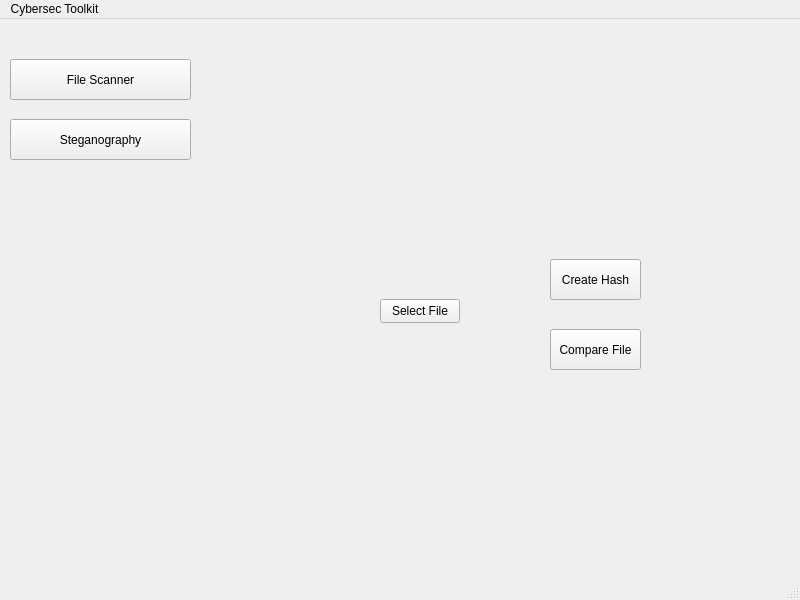
First picture: the form in cybersec_toolkit/mainwindow.ui, repository CharcoalNuggets/Cybersec-Toolkit, before the edit.
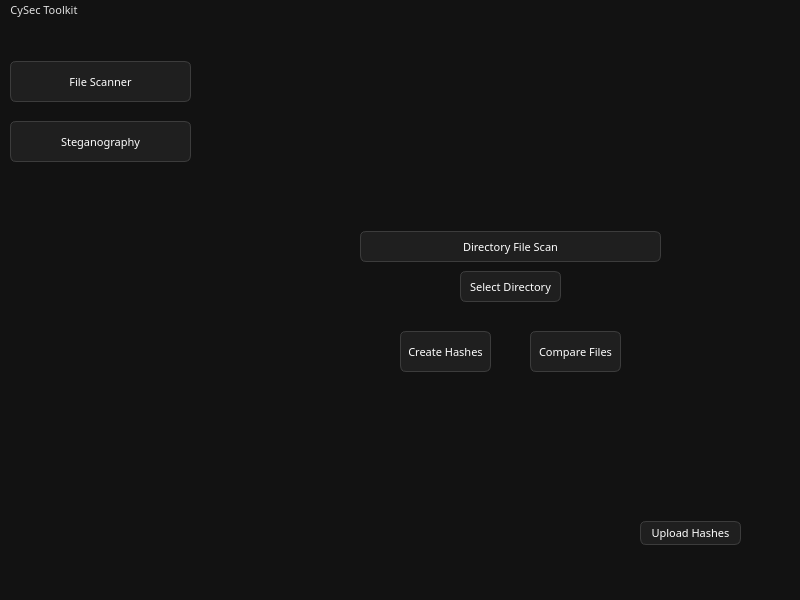
Second picture: the form after the edit. The open tabs and pages were chosen to show the change.

Commit message: Addressed directory functionality and brushed up the ui a bit

```diff
--- a/cybersec_toolkit/mainwindow.ui
+++ b/cybersec_toolkit/mainwindow.ui
@@ -13,6 +13,95 @@
   <property name="windowTitle">
    <string>MainWindow</string>
   </property>
+  <property name="styleSheet">
+   <string notr="true">/* Base application style */
+QWidget {
+    background-color: #121212;
+    color: #e0e0e0;
+    font-family: comic-sans;
+    font-size: 8pt;
+}
+
+/* Buttons */
+QPushButton {
+    background-color: #1f1f1f;
+    color: #ffffff;
+    border: 1px solid #3c3c3c;
+    border-radius: 6px;
+    padding: 4px 8px;
+}
+
+QPushButton:hover {
+    background-color: #2a2a2a;
+}
+
+QPushButton:pressed {
+    background-color: #3a3a3a;
+}
+
+/* Line Edits and Text Areas */
+QLineEdit, QTextEdit, QPlainTextEdit {
+    background-color: #1f1f1f;
+    color: #ffffff;
+    border: 1px solid #3c3c3c;
+    border-radius: 4px;
+    padding: 4px;
+}
+
+/* Labels */
+QLabel {
+    color: #e0e0e0;
+}
+
+/* Combo Boxes */
+QComboBox {
+    background-color: #1f1f1f;
+    color: #ffffff;
+    border: 1px solid #3c3c3c;
+    border-radius: 4px;
+    padding: 4px;
+}
+
+/* Message Boxes */
+QMessageBox {
+    background-color: #1f1f1f;
+    color: #ffffff;
+}
+
+/* Group Boxes */
+QGroupBox {
+    border: 1px solid #3c3c3c;
+    border-radius: 6px;
+    margin-top: 10px;
+}
+
+QGroupBox::title {
+    subcontrol-origin: margin;
+    subcontrol-position: top center;
+    padding: 0 3px;
+}
+
+/* Scrollbars */
+QScrollBar:vertical, QScrollBar:horizontal {
+    background: #1f1f1f;
+    border: none;
+    width: 12px;
+    height: 12px;
+    margin: 0px;
+}
+
+QScrollBar::handle:vertical, QScrollBar::handle:horizontal {
+    background: #3c3c3c;
+    min-height: 20px;
+    border-radius: 6px;
+}
+
+QScrollBar::add-line, QScrollBar::sub-line {
+    background: none;
+    border: none;
+}
+</string>
+  </property>
   <widget class="QWidget" name="centralwidget">
    <widget class="QPushButton" name="fileScanButton">
     <property name="geometry">
@@ -42,6 +131,9 @@
       <height>41</height>
      </rect>
     </property>
+    <property name="styleSheet">
+     <string notr="true"/>
+    </property>
     <property name="text">
      <string>Steganography</string>
     </property>
@@ -145,44 +237,152 @@
      </widget>
     </widget>
     <widget class="QWidget" name="page_2">
-     <widget class="QPushButton" name="fileButton">
+     <widget class="QStackedWidget" name="stackedWidget_2">
       <property name="geometry">
        <rect>
-        <x>170</x>
-        <y>260</y>
-        <width>80</width>
-        <height>24</height>
+        <x>140</x>
+        <y>180</y>
+        <width>401</width>
+        <height>331</height>
        </rect>
       </property>
-      <property name="text">
-       <string>Select File</string>
+      <property name="currentIndex">
+       <number>0</number>
       </property>
-     </widget>
-     <widget class="QPushButton" name="hashButton">
-      <property name="geometry">
-       <rect>
-        <x>340</x>
-        <y>220</y>
-        <width>91</width>
-        <height>41</height>
-       </rect>
-      </property>
-      <property name="text">
-       <string>Create Hash</string>
-      </property>
-     </widget>
-     <widget class="QPushButton" name="compareButton">
-      <property name="geometry">
-       <rect>
-        <x>340</x>
-        <y>290</y>
-        <width>91</width>
-        <height>41</height>
-       </rect>
-      </property>
-      <property name="text">
-       <string>Compare File</string>
-      </property>
+      <widget class="QWidget" name="page">
+       <widget class="QPushButton" name="hashButton">
+        <property name="geometry">
+         <rect>
+          <x>50</x>
+          <y>110</y>
+          <width>91</width>
+          <height>41</height>
+         </rect>
+        </property>
+        <property name="text">
+         <string>Create Hash</string>
+        </property>
+       </widget>
+       <widget class="QPushButton" name="compareButton">
+        <property name="geometry">
+         <rect>
+          <x>180</x>
+          <y>110</y>
+          <width>91</width>
+          <height>41</height>
+         </rect>
+        </property>
+        <property name="text">
+         <string>Compare File</string>
+        </property>
+       </widget>
+       <widget class="QPushButton" name="fileButton">
+        <property name="geometry">
+         <rect>
+          <x>110</x>
+          <y>50</y>
+          <width>101</width>
+          <height>31</height>
+         </rect>
+        </property>
+        <property name="text">
+         <string>Select File</string>
+        </property>
+       </widget>
+       <widget class="QPushButton" name="uploadButton">
+        <property name="geometry">
+         <rect>
+          <x>290</x>
+          <y>300</y>
+          <width>101</width>
+          <height>24</height>
+         </rect>
+        </property>
+        <property name="text">
+         <string>Upload Hash</string>
+        </property>
+       </widget>
+       <widget class="QPushButton" name="switchToDirButton">
+        <property name="geometry">
+         <rect>
+          <x>10</x>
+          <y>10</y>
+          <width>301</width>
+          <height>31</height>
+         </rect>
+        </property>
+        <property name="text">
+         <string>Single File Scan</string>
+        </property>
+       </widget>
+      </widget>
+      <widget class="QWidget" name="page_3">
+       <widget class="QPushButton" name="switchToSingleButton">
+        <property name="geometry">
+         <rect>
+          <x>10</x>
+          <y>10</y>
+          <width>301</width>
+          <height>31</height>
+         </rect>
+        </property>
+        <property name="text">
+         <string>Directory File Scan</string>
+        </property>
+       </widget>
+       <widget class="QPushButton" name="dir_fileButton">
+        <property name="geometry">
+         <rect>
+          <x>110</x>
+          <y>50</y>
+          <width>101</width>
+          <height>31</height>
+         </rect>
+        </property>
+        <property name="text">
+         <string>Select Directory</string>
+        </property>
+       </widget>
+       <widget class="QPushButton" name="dir_compareButton">
+        <property name="geometry">
+         <rect>
+          <x>180</x>
+          <y>110</y>
+          <width>91</width>
+          <height>41</height>
+         </rect>
+        </property>
+        <property name="text">
+         <string>Compare Files</string>
+        </property>
+       </widget>
+       <widget class="QPushButton" name="dir_hashButton">
+        <property name="geometry">
+         <rect>
+          <x>50</x>
+          <y>110</y>
+          <width>91</width>
+          <height>41</height>
+         </rect>
+        </property>
+        <property name="text">
+         <string>Create Hashes</string>
+        </property>
+       </widget>
+       <widget class="QPushButton" name="dir_uploadButton">
+        <property name="geometry">
+         <rect>
+          <x>290</x>
+          <y>300</y>
+          <width>101</width>
+          <height>24</height>
+         </rect>
+        </property>
+        <property name="text">
+         <string>Upload Hashes</string>
+        </property>
+       </widget>
+      </widget>
      </widget>
     </widget>
    </widget>
@@ -193,12 +393,12 @@
      <x>0</x>
      <y>0</y>
      <width>800</width>
-     <height>21</height>
+     <height>18</height>
     </rect>
    </property>
    <widget class="QMenu" name="menuCybersec_Toolkit">
     <property name="title">
-     <string>Cybersec Toolkit</string>
+     <string>CySec Toolkit</string>
     </property>
    </widget>
    <addaction name="menuCybersec_Toolkit"/>
```
The commit also changes 109 other files.
